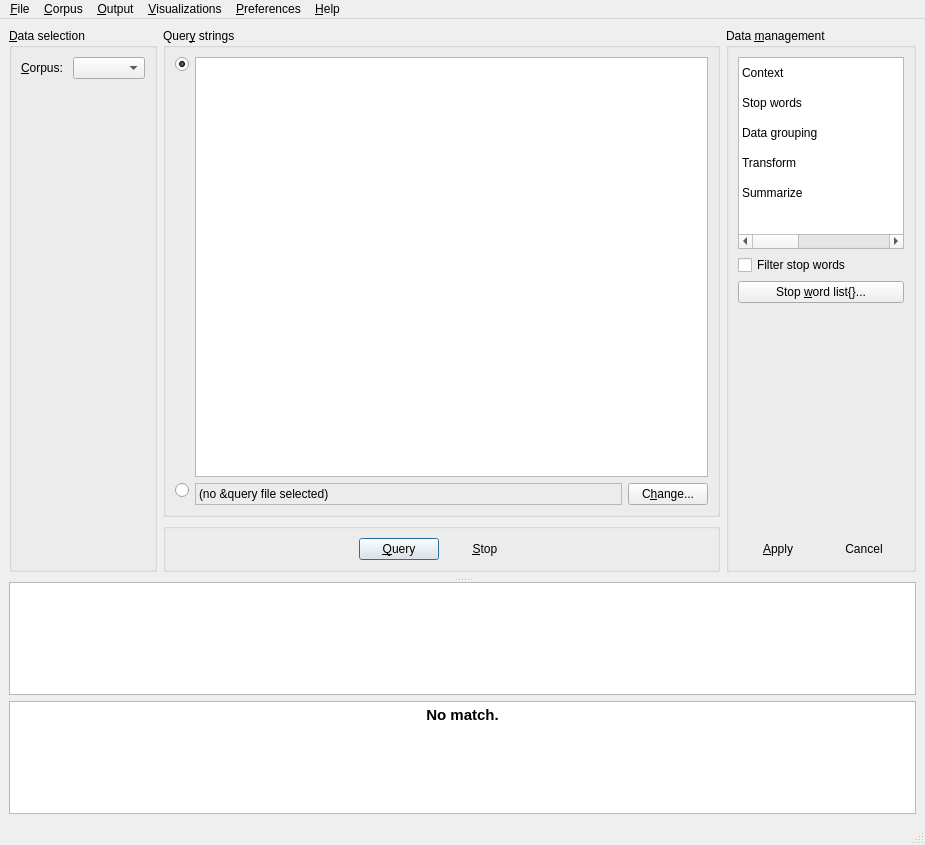
Before: the Qt Designer form coquery/gui/ui/coquery.ui in gkunter/coquery, drawn with Qt 5.
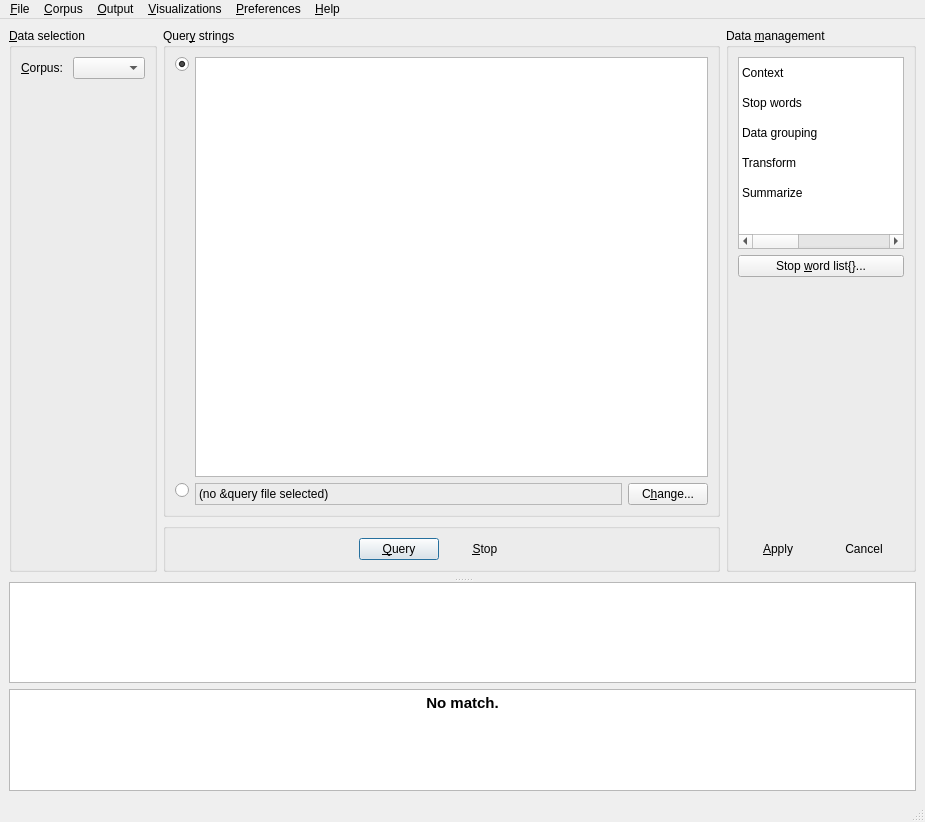
After: the same form once the commit is applied. The open tabs and pages were chosen to show the change. Icons and pictures are not drawn. Custom widgets are drawn as their Qt base class.

Commit message: Remove checkbox for stop word filtering

The edit to the form file:
```diff
--- a/coquery/gui/ui/coquery.ui
+++ b/coquery/gui/ui/coquery.ui
@@ -7,7 +7,7 @@
     <x>0</x>
     <y>0</y>
     <width>925</width>
-    <height>845</height>
+    <height>822</height>
    </rect>
   </property>
   <property name="windowTitle">
@@ -522,19 +522,6 @@
                <property name="margin">
                 <number>0</number>
                </property>
-               <item>
-                <widget class="QCheckBox" name="check_stopwords">
-                 <property name="sizePolicy">
-                  <sizepolicy hsizetype="Preferred" vsizetype="Fixed">
-                   <horstretch>0</horstretch>
-                   <verstretch>0</verstretch>
-                  </sizepolicy>
-                 </property>
-                 <property name="text">
-                  <string>Filter stop words</string>
-                 </property>
-                </widget>
-               </item>
                <item>
                 <widget class="QPushButton" name="button_stopwords">
                  <property name="sizePolicy">
```
The commit also changes 4 other files.
